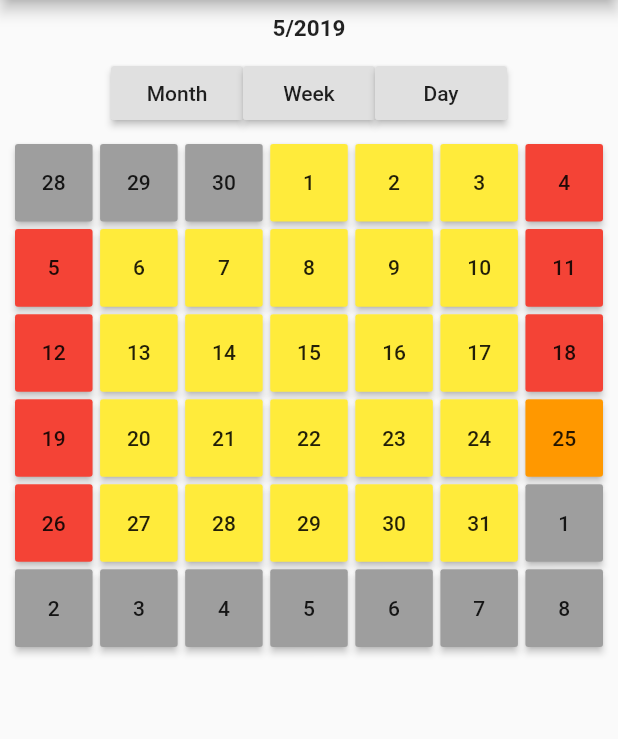
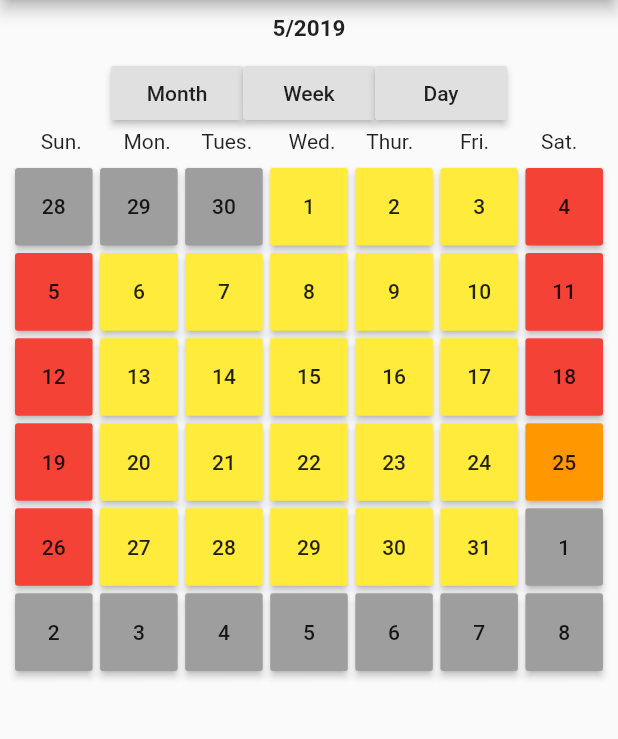
Before and after one commit to Furman950/neumont-planner, a Flutter app: the screen it shows after launch, on a phone screen of 412 x 824 dp, the part 84-823 px from its top. Run offline on Flutter 3.47's test engine with Material 2 defaults, Android fonts, the phone set to English and light mode, and no system bars.

Commit message:
Update: MonthView

```diff
--- a/lib/views/month_view.dart
+++ b/lib/views/month_view.dart
@@ -68,7 +68,7 @@ class MonthView extends AbstractView {
           child: new RaisedButton(
             color: color,
             child: new Text('${day.day}'),
-            onPressed: () => changeView(View.DAY, day)
+             onPressed: () => changeView(View.DAY, day)
           ),
         ),
       );
@@ -113,22 +113,35 @@ class MonthView extends AbstractView {
     return Expanded(
       child: new Column(
         children: <Widget> [
+          new Row(
+            crossAxisAlignment: CrossAxisAlignment.center,
+            mainAxisAlignment: MainAxisAlignment.center,
+            children: <Widget>[
+              new Text('Sun.'),
+              new Text('        Mon.'),
+              new Text('      Tues.'),
+              new Text('       Wed.'),
+              new Text('      Thur.'),
+              new Text('         Fri.'),
+              new Text('          Sat.'),
+            ],
+          ),
           new Container(
             width: 700,
             height: 355,
             child: GridView.count(
               crossAxisCount: 7,
               childAspectRatio: 1.0,
-              padding: const EdgeInsets.all(10),
+              padding: const EdgeInsets.fromLTRB(10,10,10,0),
               mainAxisSpacing: 5.0,
               crossAxisSpacing: 5.0,
               children: monthView,
             ),
           ),
           new Container(
-            height: 145,
+            height: 146.4,
             child: new ListView(
-              padding: const EdgeInsets.all(7),
+              padding: const EdgeInsets.fromLTRB(7,0,7,7),
               shrinkWrap: true,
               scrollDirection: Axis.vertical,
               children: monthEvent,
```
